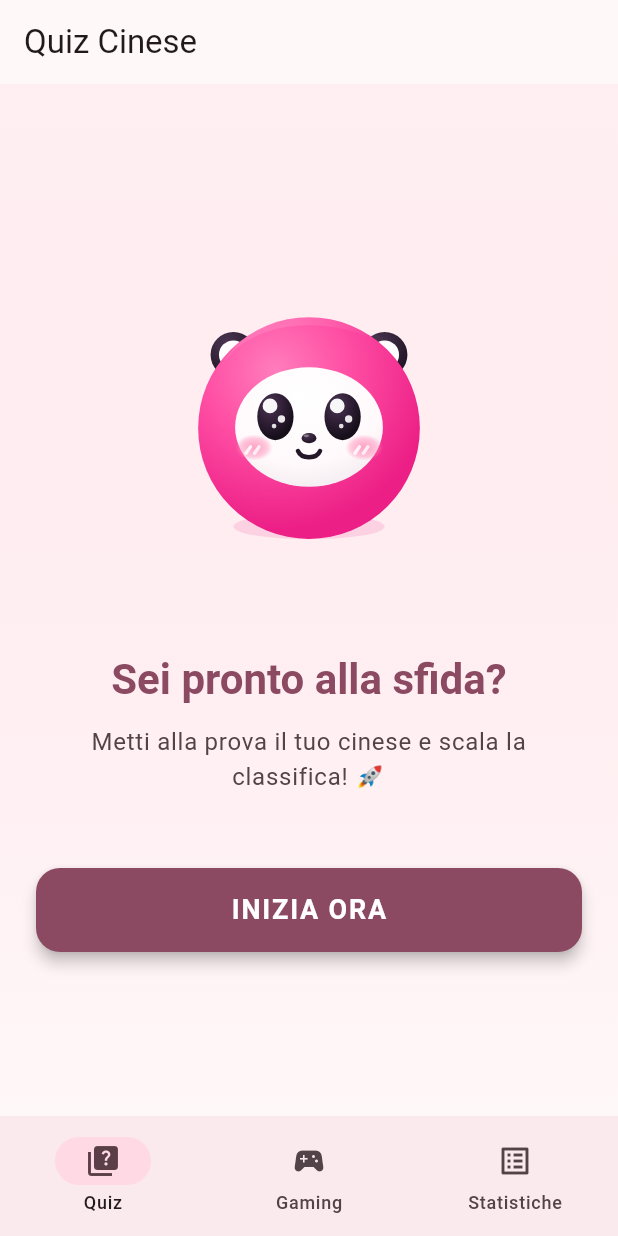
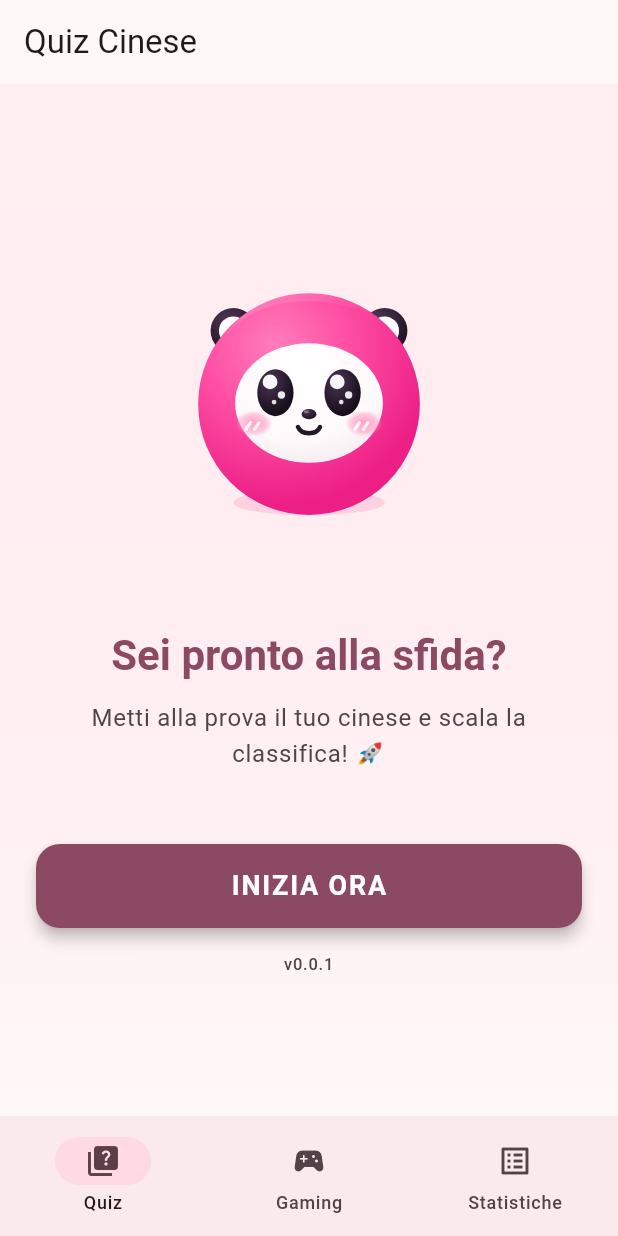
Before and after one commit to antoninobajeli/quiz_cinese, a Flutter app: the screen it shows after launch, on a phone screen of 412 x 824 dp. Run offline on Flutter 3.47's test engine with Material 3 defaults, Android fonts, the phone set to English and light mode, and no system bars; our stand-ins replace audioplayers, confetti, flutter_svg, shared_preferences.

Commit message:
Aggiornata versione 0.0.1 con numeroversione in vista

```diff
--- a/lib/screens/quiz_view.dart
+++ b/lib/screens/quiz_view.dart
@@ -1,7 +1,6 @@
 import 'package:flutter/material.dart';
 import 'package:flutter/services.dart';
-import 'package:flutter_svg/flutter_svg.dart';
-import '../models.dart';
+import 'package:flutter_svg/flutter_svg.dart';import 'package:package_info_plus/package_info_plus.dart';import '../models.dart';
 
 class QuizView extends StatefulWidget {
   final bool quizStarted;
@@ -109,6 +108,23 @@ class _QuizViewState extends State<QuizView> {
                         ),
                       ),
                     ),
+                  ),
+                  const SizedBox(height: 16),
+                  FutureBuilder<PackageInfo>(
+                    future: PackageInfo.fromPlatform(),
+                    builder: (context, snapshot) {
+                      String version = 'v0.0.0';
+                      if (snapshot.hasData && snapshot.data != null) {
+                        version = 'v${snapshot.data!.version}';
+                      }
+                      return Text(
+                        version,
+                        style: Theme.of(context).textTheme.labelSmall?.copyWith(
+                          color: Theme.of(context).colorScheme.onSurfaceVariant,
+                        ),
+                        textAlign: TextAlign.center,
+                      );
+                    },
                   ),
                 ],
               ),
--- a/pubspec.yaml
+++ b/pubspec.yaml
@@ -1,7 +1,7 @@
 name: quizcinese
 description: Un semplice quiz Flutter che legge domande da un JSON e chiede risposte pertinenti.
 publish_to: 'none'
-version: 0.0.0+1
+version: 0.0.1+1
 
 environment:
   sdk: '>=2.19.0 <4.0.0'
@@ -15,6 +15,7 @@ dependencies:
   flutter_svg: ^2.0.10+1
   confetti: ^0.7.0
   audioplayers: ^5.2.1
+  package_info_plus: ^5.0.1
 
 dev_dependencies:
   flutter_test:
```
